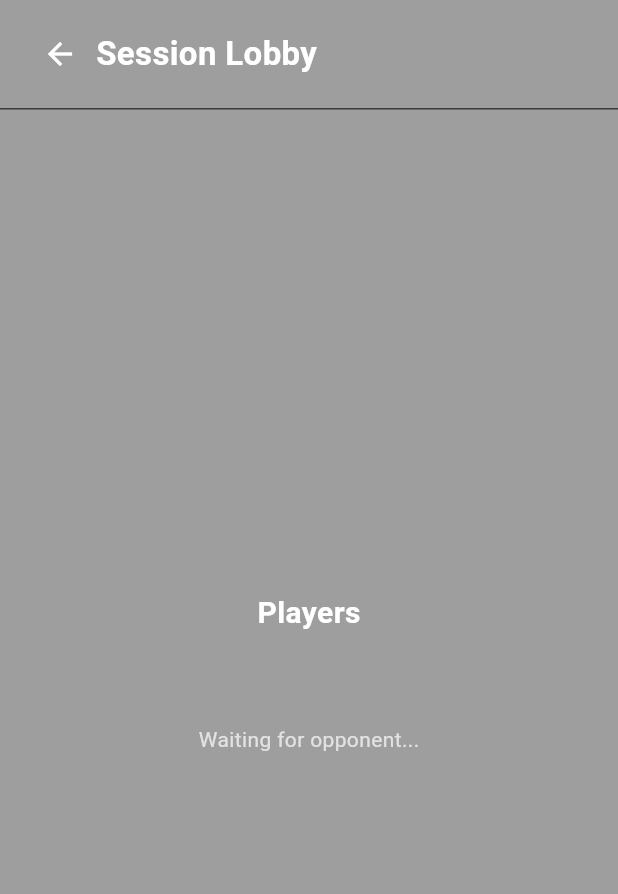
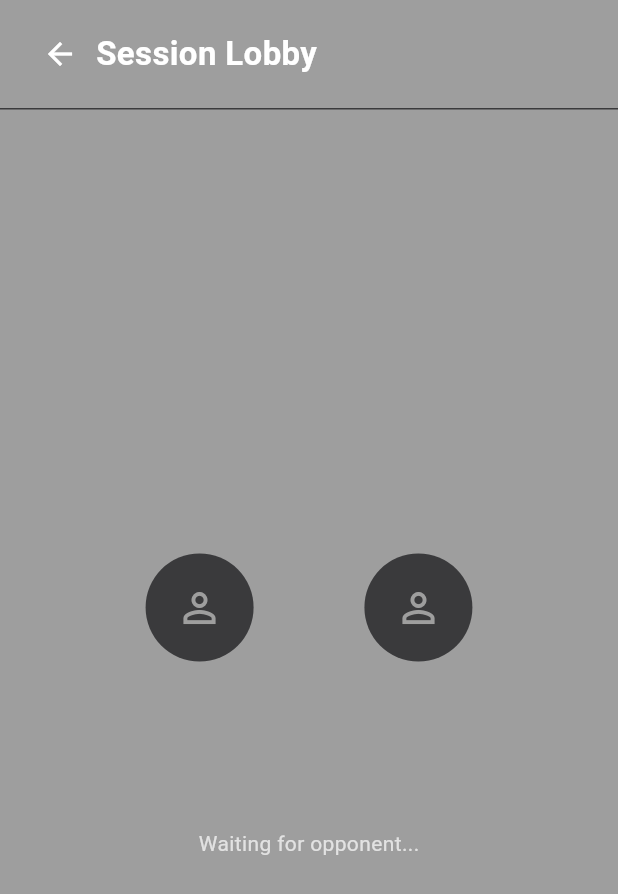
Before and after one commit to Mac-FuseIT/FuseIT-Wordle, a Flutter app: the PongSessionLobbyScreen screen opened directly with empty values, on a phone screen of 412 x 824 dp. Shown: the top 894 px of the screen. Run offline on Flutter 3.47's test engine with Material 3 defaults, Android fonts, the phone set to English and light mode, and no system bars; our stand-ins replace shared_preferences; accounts and stored records are empty; network calls fail.

Commit message:
Restyled the Pong.IT game to match the rest of the website

```diff
--- a/frontend/lib/pong/screens/pong_lobby_screen.dart
+++ b/frontend/lib/pong/screens/pong_lobby_screen.dart
@@ -125,16 +125,20 @@
                       children: [
                         Padding(
                           padding: const EdgeInsets.all(20),
-                          child: ElevatedButton(
-                            onPressed: _createSession,
-                            style: ElevatedButton.styleFrom(
-                              backgroundColor: widget.theme.correct,
-                              padding: const EdgeInsets.symmetric(horizontal: 40, vertical: 16),
-                              shape: RoundedRectangleBorder(borderRadius: BorderRadius.circular(8)),
+                          child: SizedBox(
+                            width: double.infinity,
+                            height: 44,
+                            child: ElevatedButton(
+                              onPressed: _createSession,
+                              style: ElevatedButton.styleFrom(
+                                backgroundColor: widget.theme.correct,
+                                shape: RoundedRectangleBorder(borderRadius: BorderRadius.circular(8)),
+                              ),
+                              child: const Text('Create Game', style: TextStyle(fontSize: 16, color: Colors.white)),
                             ),
-                            child: const Text('Create Game', style: TextStyle(fontSize: 18, color: Colors.white)),
                           ),
                         ),
+                        const Divider(color: Color(0xFF3A3A3C), height: 1),
                         Expanded(
                           child: ListView.builder(
                             padding: const EdgeInsets.symmetric(horizontal: 20),
--- a/frontend/lib/pong/screens/pong_session_lobby_screen.dart
+++ b/frontend/lib/pong/screens/pong_session_lobby_screen.dart
@@ -90,6 +90,29 @@
     }
   }
 
+  Widget _playerSlot(String id) {
+    final player = _players.firstWhere((p) => p['id'] == id, orElse: () => <String, dynamic>{});
+    final color = id == 'p1' ? widget.theme.correct : widget.theme.present;
+    final hasPlayer = player.isNotEmpty;
+    return Column(
+      children: [
+        CircleAvatar(
+          radius: 36,
+          backgroundColor: hasPlayer ? color : const Color(0xFF3A3A3C),
+          child: hasPlayer
+              ? Text(player['name'].toString().substring(0, 1).toUpperCase(),
+                  style: const TextStyle(color: Colors.white, fontSize: 24, fontWeight: FontWeight.bold))
+              : const Icon(Icons.person_outline, color: Colors.grey, size: 32),
+        ),
+        const SizedBox(height: 8),
+        Text(
+          hasPlayer ? player['name'] : '...',
+          style: TextStyle(color: hasPlayer ? Colors.white : Colors.grey, fontSize: 14, fontWeight: FontWeight.bold),
+        ),
+      ],
+    );
+  }
+
   @override
   Widget build(BuildContext context) {
     return Scaffold(
@@ -117,37 +140,51 @@
                   child: Column(
                     mainAxisAlignment: MainAxisAlignment.center,
                     children: [
-                      const Text('Players', style: TextStyle(color: Colors.white, fontSize: 20, fontWeight: FontWeight.bold)),
-                      const SizedBox(height: 20),
-                      ..._players.map((p) => Padding(
-                        padding: const EdgeInsets.symmetric(vertical: 4),
-                        child: Text(p['name'], style: const TextStyle(color: Colors.white70, fontSize: 16)),
-                      )),
+                      const Text('Players', style: TextStyle(color: Colors.grey, fontSize: 14)),
+                      const SizedBox(height: 24),
+                      Row(
+                        mainAxisAlignment: MainAxisAlignment.center,
+                        children: [
+                          _playerSlot('p1'),
+                          Padding(
+                            padding: const EdgeInsets.symmetric(horizontal: 24),
+                            child: Text('VS', style: TextStyle(color: widget.theme.correct, fontSize: 20, fontWeight: FontWeight.bold)),
+                          ),
+                          _playerSlot('p2'),
+                        ],
+                      ),
                       const SizedBox(height: 40),
+                      const Text('Use ↑ ↓ arrow keys to move your paddle', style: TextStyle(color: Colors.grey, fontSize: 13)),
+                      const SizedBox(height: 24),
                       if (_myId == 'p1' && _players.length == 2)
-                        ElevatedButton(
+                        SizedBox(
+                          width: 200,
+                          height: 44,
+                          child: ElevatedButton(
                             onPressed: _startGame,
                             style: ElevatedButton.styleFrom(
                               backgroundColor: widget.theme.correct,
-                            padding: const EdgeInsets.symmetric(horizontal: 40, vertical: 16),
                               shape: RoundedRectangleBorder(borderRadius: BorderRadius.circular(8)),
                             ),
-                          child: const Text('Start Game', style: TextStyle(fontSize: 18, color: Colors.white)),
+                            child: const Text('Start Game', style: TextStyle(fontSize: 16, color: Colors.white)),
+                          ),
                         )
                       else if (_players.length < 2)
                         const Text('Waiting for opponent...', style: TextStyle(color: Colors.white70, fontSize: 14)),
-                      // Show delete when alone in lobby (regardless of p1/p2 assignment)
                       if (_players.length == 1 && _myId != null)
                         Padding(
-                          padding: const EdgeInsets.only(top: 20),
+                          padding: const EdgeInsets.only(top: 16),
+                          child: SizedBox(
+                            width: 200,
+                            height: 44,
                             child: ElevatedButton(
                               onPressed: _deleteSession,
                               style: ElevatedButton.styleFrom(
-                              backgroundColor: widget.theme.absent,
-                              padding: const EdgeInsets.symmetric(horizontal: 40, vertical: 16),
+                                backgroundColor: const Color(0xFF3A3A3C),
                                 shape: RoundedRectangleBorder(borderRadius: BorderRadius.circular(8)),
                               ),
-                            child: const Text('Delete Session', style: TextStyle(fontSize: 18, color: Colors.white)),
+                              child: const Text('Delete Session', style: TextStyle(fontSize: 16, color: Colors.white)),
+                            ),
                           ),
                         ),
                     ],
```
Lines whose indentation alone changed are shown as unchanged.
